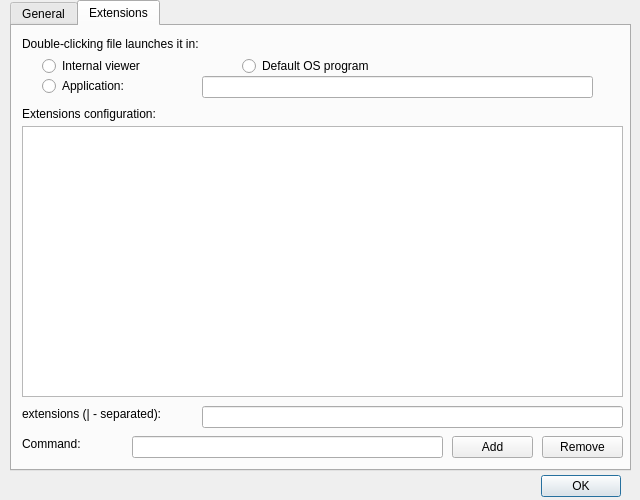
Qt form LinImaMT/optionsdialog.ui (MCbx/linimamt) before a commit.
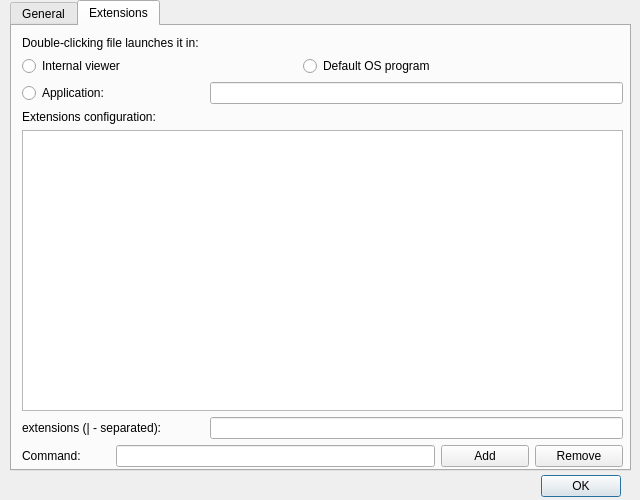
The same form after that commit. The open tabs and pages were chosen to show the change.

Commit message: Added proper window visualization (grids). Hard disk image MBR editor: Initial design, non-functional.

Patch:
```diff
--- a/LinImaMT/optionsdialog.ui
+++ b/LinImaMT/optionsdialog.ui
@@ -88,87 +88,25 @@
     <attribute name="title">
      <string>Extensions</string>
     </attribute>
-    <widget class="QPushButton" name="btnAdd">
+    <widget class="QWidget" name="">
      <property name="geometry">
       <rect>
-       <x>440</x>
-       <y>410</y>
-       <width>81</width>
-       <height>22</height>
-      </rect>
-     </property>
-     <property name="text">
-      <string>Add</string>
-     </property>
-    </widget>
-    <widget class="QPushButton" name="btnRemove">
-     <property name="geometry">
-      <rect>
-       <x>530</x>
-       <y>410</y>
-       <width>81</width>
-       <height>22</height>
-      </rect>
-     </property>
-     <property name="text">
-      <string>Remove</string>
-     </property>
-    </widget>
-    <widget class="QLabel" name="label">
-     <property name="geometry">
-      <rect>
        <x>10</x>
-       <y>380</y>
-       <width>191</width>
-       <height>16</height>
+       <y>10</y>
+       <width>601</width>
+       <height>431</height>
       </rect>
      </property>
+     <layout class="QGridLayout" name="gridLayout">
+      <item row="0" column="0" colspan="4">
+       <widget class="QLabel" name="label_4">
      <property name="text">
-      <string>extensions (| - separated):</string>
-     </property>
-    </widget>
-    <widget class="QLabel" name="label_2">
-     <property name="geometry">
-      <rect>
-       <x>10</x>
-       <y>410</y>
-       <width>111</width>
-       <height>16</height>
-      </rect>
-     </property>
-     <property name="text">
-      <string>Command:</string>
-     </property>
-    </widget>
-    <widget class="QLineEdit" name="leExtensioins">
-     <property name="geometry">
-      <rect>
-       <x>190</x>
-       <y>380</y>
-       <width>421</width>
-       <height>22</height>
-      </rect>
-     </property>
-    </widget>
-    <widget class="QLineEdit" name="leCommand">
-     <property name="geometry">
-      <rect>
-       <x>120</x>
-       <y>410</y>
-       <width>311</width>
-       <height>22</height>
-      </rect>
-     </property>
-    </widget>
+         <string>Double-clicking file launches it in:</string>
+        </property>
+       </widget>
+      </item>
+      <item row="1" column="0" colspan="2">
     <widget class="QRadioButton" name="rbInternal">
-     <property name="geometry">
-      <rect>
-       <x>30</x>
-       <y>30</y>
-       <width>151</width>
-       <height>20</height>
-      </rect>
-     </property>
      <property name="text">
       <string>Internal viewer</string>
      </property>
@@ -176,15 +114,9 @@
       <string notr="true">buttonGroup</string>
      </attribute>
     </widget>
+      </item>
+      <item row="1" column="3">
     <widget class="QRadioButton" name="rbDefault">
-     <property name="geometry">
-      <rect>
-       <x>230</x>
-       <y>30</y>
-       <width>181</width>
-       <height>20</height>
-      </rect>
-     </property>
      <property name="text">
       <string>Default OS program</string>
      </property>
@@ -192,15 +124,9 @@
       <string notr="true">buttonGroup</string>
      </attribute>
     </widget>
+      </item>
+      <item row="2" column="0" colspan="2">
     <widget class="QRadioButton" name="rbApplication">
-     <property name="geometry">
-      <rect>
-       <x>30</x>
-       <y>50</y>
-       <width>141</width>
-       <height>20</height>
-      </rect>
-     </property>
      <property name="text">
       <string>Application:</string>
      </property>
@@ -208,51 +134,55 @@
       <string notr="true">buttonGroup</string>
      </attribute>
     </widget>
-    <widget class="QLineEdit" name="leApplication">
-     <property name="geometry">
-      <rect>
-       <x>190</x>
-       <y>50</y>
-       <width>391</width>
-       <height>22</height>
-      </rect>
-     </property>
-    </widget>
+      </item>
+      <item row="2" column="2" colspan="4">
+       <widget class="QLineEdit" name="leApplication"/>
+      </item>
+      <item row="3" column="0" colspan="3">
     <widget class="QLabel" name="label_3">
-     <property name="geometry">
-      <rect>
-       <x>10</x>
-       <y>80</y>
-       <width>211</width>
-       <height>16</height>
-      </rect>
-     </property>
      <property name="text">
       <string>Extensions configuration: </string>
      </property>
     </widget>
-    <widget class="QLabel" name="label_4">
-     <property name="geometry">
-      <rect>
-       <x>10</x>
-       <y>10</y>
-       <width>271</width>
-       <height>16</height>
-      </rect>
-     </property>
+      </item>
+      <item row="4" column="0" colspan="6">
+       <widget class="QListWidget" name="lwExtensons"/>
+      </item>
+      <item row="5" column="0" colspan="2">
+       <widget class="QLabel" name="label">
+        <property name="text">
+         <string>extensions (| - separated):</string>
+        </property>
+       </widget>
+      </item>
+      <item row="5" column="2" colspan="4">
+       <widget class="QLineEdit" name="leExtensioins"/>
+      </item>
+      <item row="6" column="0">
+       <widget class="QLabel" name="label_2">
      <property name="text">
-      <string>Double-clicking file launches it in:</string>
-     </property>
-    </widget>
-    <widget class="QListWidget" name="lwExtensons">
-     <property name="geometry">
-      <rect>
-       <x>10</x>
-       <y>100</y>
-       <width>601</width>
-       <height>271</height>
-      </rect>
-     </property>
+         <string>Command:</string>
+        </property>
+       </widget>
+      </item>
+      <item row="6" column="1" colspan="3">
+       <widget class="QLineEdit" name="leCommand"/>
+      </item>
+      <item row="6" column="4">
+       <widget class="QPushButton" name="btnAdd">
+        <property name="text">
+         <string>Add</string>
+        </property>
+       </widget>
+      </item>
+      <item row="6" column="5">
+       <widget class="QPushButton" name="btnRemove">
+        <property name="text">
+         <string>Remove</string>
+        </property>
+       </widget>
+      </item>
+     </layout>
     </widget>
    </widget>
   </widget>
```
Left out of the diff: 34 changed lines with no effect on the pictures. Lines whose indentation alone changed are shown as unchanged. The commit also changes 10 other files.
